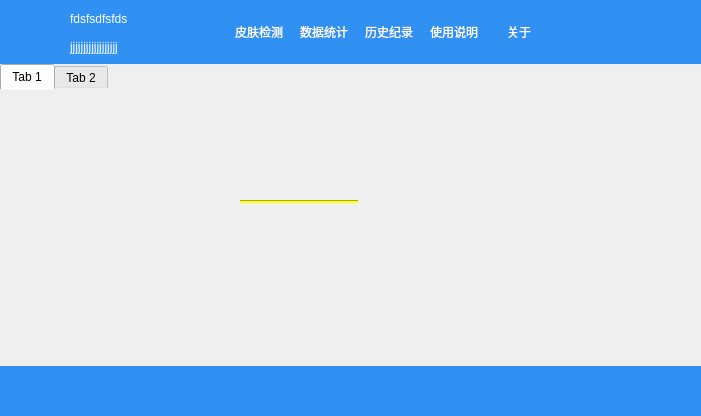
Above: widget.ui from vocata/skinScan before the change. Below: the same form after it.
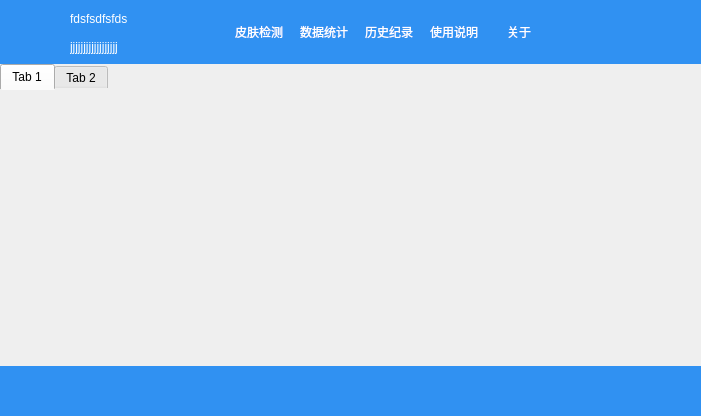
That is the form after the change. Icons and pictures are not drawn.

Patch:
```diff
--- a/widget.ui
+++ b/widget.ui
@@ -440,22 +440,6 @@
       <attribute name="title">
        <string>Tab 1</string>
       </attribute>
-      <widget class="Line" name="line_3">
-       <property name="geometry">
-        <rect>
-         <x>240</x>
-         <y>110</y>
-         <width>118</width>
-         <height>3</height>
-        </rect>
-       </property>
-       <property name="styleSheet">
-        <string notr="true">background-color: rgb(255, 255, 0);</string>
-       </property>
-       <property name="orientation">
-        <enum>Qt::Horizontal</enum>
-       </property>
-      </widget>
      </widget>
      <widget class="QWidget" name="tab_2">
       <attribute name="title">
```
